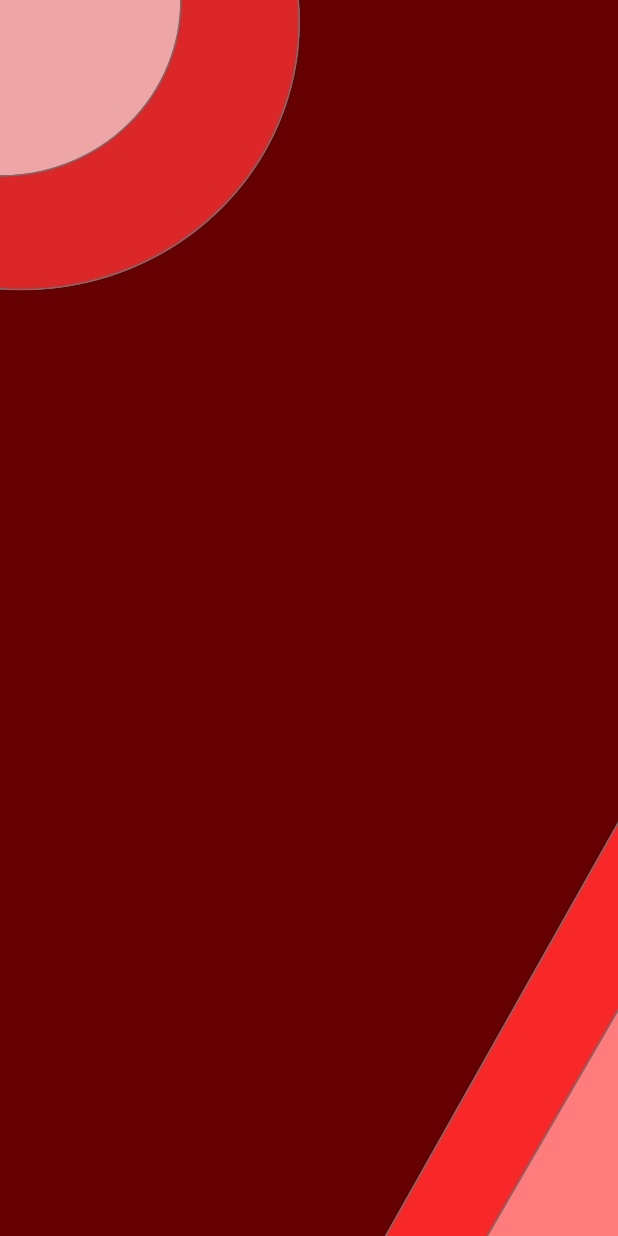
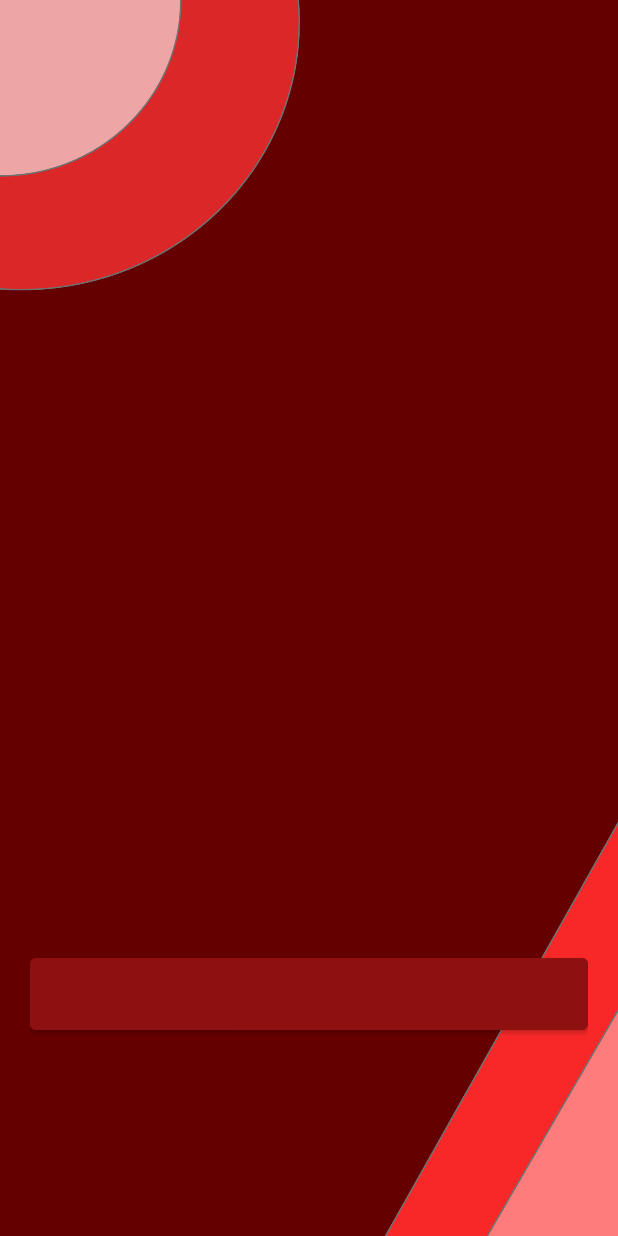
Before and after one commit to Tech-Elites/SmartLightingMIP, an Android app: the BulbInfoPage screen opened directly, with no data from a screen before it, on a phone screen of 412 x 824 dp. Run offline under Robolectric (Android 15) with nearby library versions, the phone set to English and light mode, and no system bars; our stand-ins replace Firebase (no records; nobody signed in at launch, a user with empty details on screens opened directly).

Commit message:
toggle button

```diff
--- a/app/src/main/res/layout/activity_bulb_info.xml
+++ b/app/src/main/res/layout/activity_bulb_info.xml
@@ -43,8 +43,17 @@
         <ListView
             android:id="@+id/bulbsList"
             android:layout_width="match_parent"
-            android:layout_height="match_parent" >
+            android:layout_height="500dp" >
 
         </ListView>
+
+        <Button
+            android:id="@+id/overrideButton"
+            android:layout_width="match_parent"
+            android:layout_marginTop="20dp"
+            android:backgroundTint="#8F1010"
+            android:layout_height="60dp"
+            android:onClick="toggleOverride"
+            android:text="" />
     </LinearLayout>
 </androidx.constraintlayout.widget.ConstraintLayout>
```
Also changed, not shown: app/src/main/java/com/example/smartlightingsystem/BulbInfoPage.java (+27 -1 lines).
